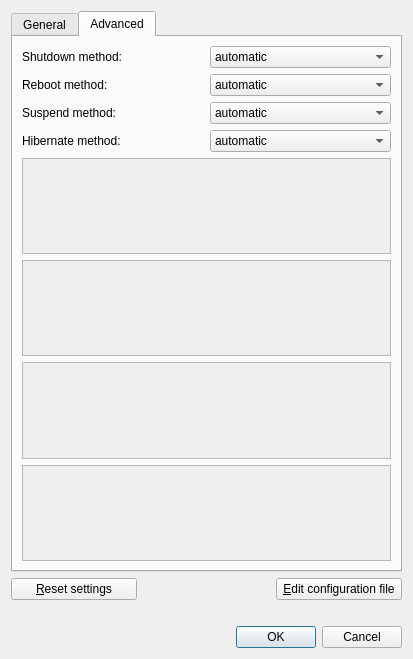
Above: qshutdown/src/ui/preferences.ui from hakaishi/shutdown-qapps before the change. Below: the same form after it.
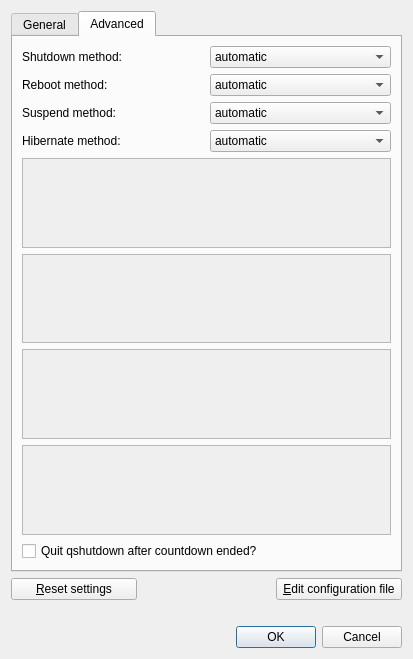
That is the form after the change. The open tabs and pages were chosen to show the change. Icons and pictures are not drawn.

Commit message: added checkBox for qshutdown to quit after countdown ended

```diff
--- a/qshutdown/src/ui/preferences.ui
+++ b/qshutdown/src/ui/preferences.ui
@@ -661,6 +661,18 @@
          </property>
         </widget>
        </item>
+       <item row="8" column="0" colspan="2">
+        <widget class="QCheckBox" name="quitAfterCountdown">
+         <property name="toolTip">
+          <string>Some systems block for example the shutdown
+because qshutdown is still running. Set a hook if
+qshutdown should quit after the countdown ended.</string>
+         </property>
+         <property name="text">
+          <string>Quit qshutdown after countdown ended?</string>
+         </property>
+        </widget>
+       </item>
       </layout>
      </widget>
     </widget>
```
Left out of the diff: 78 changed lines with no effect on the pictures. The commit also changes 6 other files.
